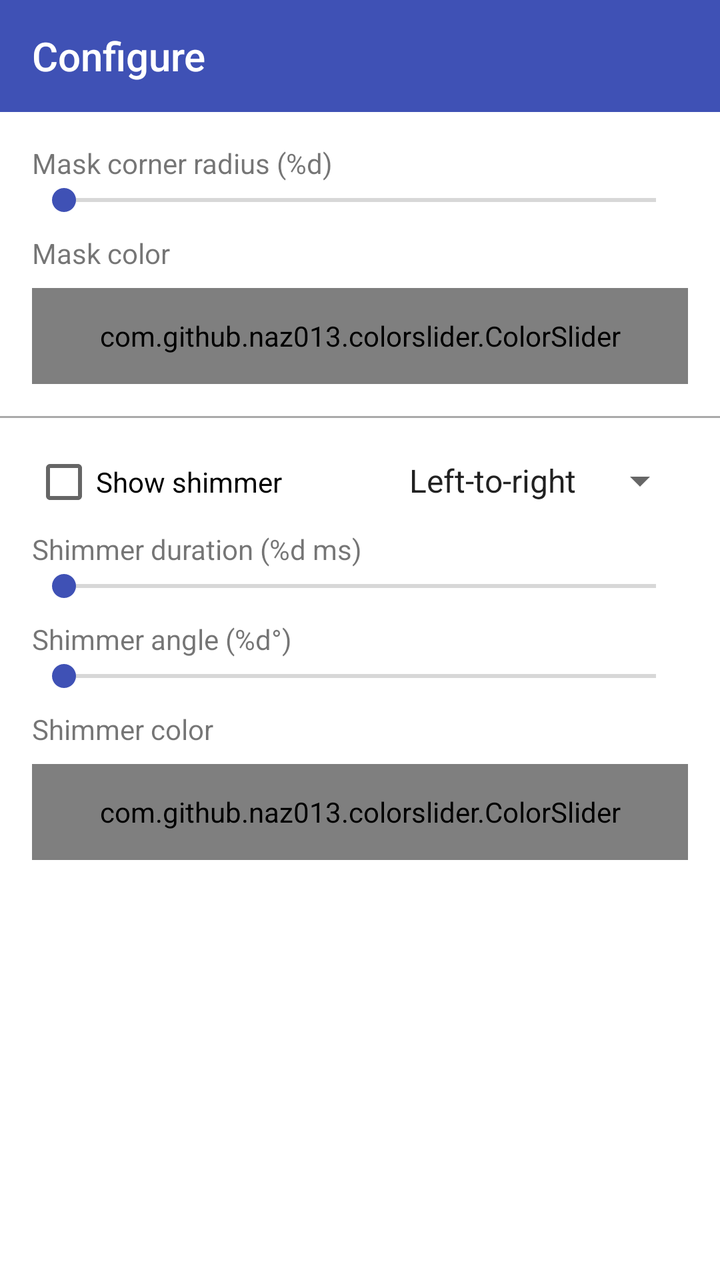
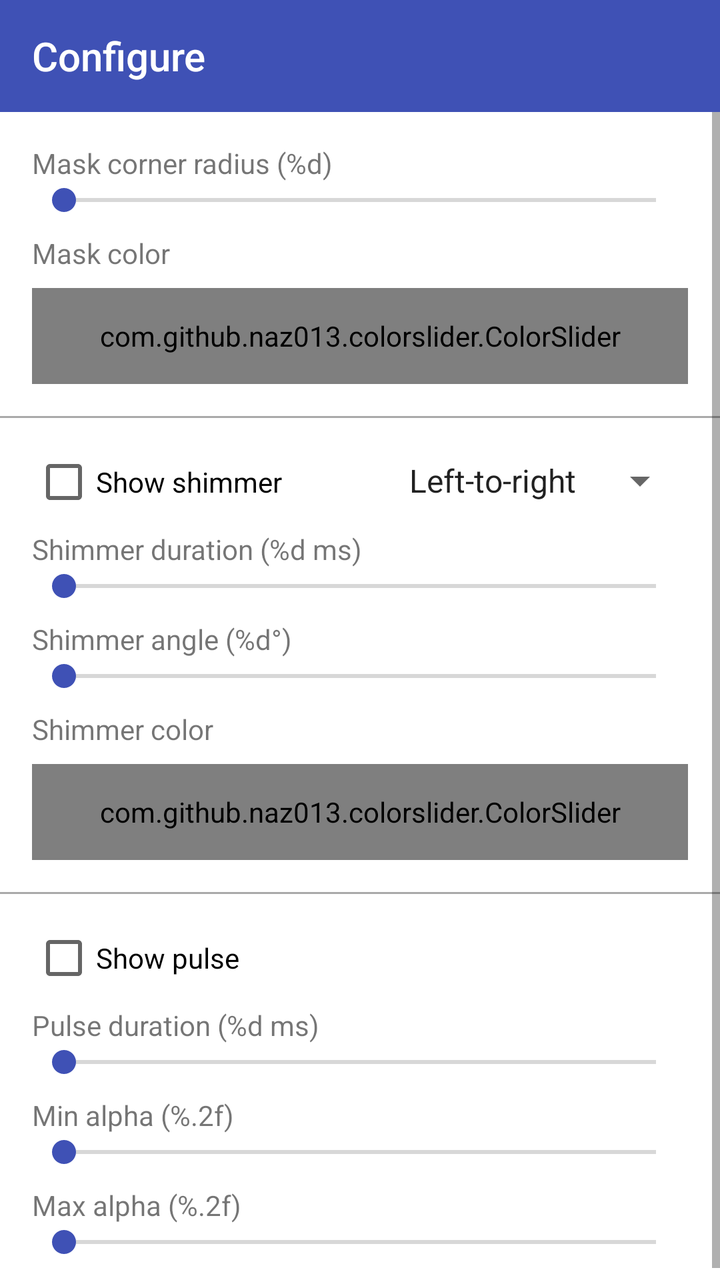

An Android layout rendered at two revisions. The XML below is the earlier revision; the diff shows what the commit changed to produce the second picture.
<!-- AndroidManifest.xml: application theme AppTheme -->
<!-- res/layout/fragment_configuration.xml -->
<?xml version="1.0" encoding="utf-8"?>
<LinearLayout
    xmlns:android="http://schemas.android.com/apk/res/android"
    xmlns:app="http://schemas.android.com/apk/res-auto"
    android:layout_width="match_parent"
    android:layout_height="match_parent"
    android:orientation="vertical">

    <androidx.appcompat.widget.Toolbar
        android:layout_width="match_parent"
        android:layout_height="wrap_content"
        android:background="@color/colorPrimary"
        app:title="@string/editor"
        app:titleTextColor="@android:color/white" />

    <LinearLayout
        android:layout_width="match_parent"
        android:layout_height="wrap_content"
        android:divider="@drawable/divider"
        android:orientation="vertical"
        android:padding="@dimen/padding_large"
        android:showDividers="middle">

        <LinearLayout
            android:layout_width="match_parent"
            android:layout_height="wrap_content"
            android:orientation="vertical">

            <TextView
                android:id="@+id/maskCornerRadiusLabel"
                android:layout_width="wrap_content"
                android:layout_height="wrap_content"
                android:text="@string/mask_corner_radius" />

            <androidx.appcompat.widget.AppCompatSeekBar
                android:id="@+id/maskCornerRadiusView"
                android:layout_width="match_parent"
                android:layout_height="wrap_content" />

        </LinearLayout>

        <LinearLayout
            android:layout_width="match_parent"
            android:layout_height="wrap_content"
            android:orientation="vertical">

            <TextView
                android:layout_width="wrap_content"
                android:layout_height="wrap_content"
                android:text="@string/mask_color" />

            <com.github.naz013.colorslider.ColorSlider
                android:id="@+id/maskColorView"
                android:layout_width="match_parent"
                android:layout_height="@dimen/element_height"
                android:layout_marginTop="@dimen/padding" />

        </LinearLayout>

    </LinearLayout>

    <View
        android:layout_width="match_parent"
        android:layout_height="1dp"
        android:background="@android:color/darker_gray" />

    <LinearLayout
        android:layout_width="match_parent"
        android:layout_height="wrap_content"
        android:divider="@drawable/divider"
        android:orientation="vertical"
        android:padding="@dimen/padding_large"
        android:showDividers="middle">

        <LinearLayout
            android:layout_width="match_parent"
            android:layout_height="wrap_content"
            android:orientation="horizontal">

            <CheckBox
                android:id="@+id/shimmerShowView"
                android:layout_width="0dp"
                android:layout_height="wrap_content"
                android:layout_weight="1"
                android:text="@string/shimmer_show" />

            <Spinner
                android:id="@+id/shimmerDirectionView"
                android:layout_width="wrap_content"
                android:layout_height="wrap_content"
                android:entries="@array/shimmer_directions" />

        </LinearLayout>

        <LinearLayout
            android:layout_width="match_parent"
            android:layout_height="wrap_content"
            android:orientation="vertical">

            <TextView
                android:id="@+id/shimmerDurationLabel"
                android:layout_width="wrap_content"
                android:layout_height="wrap_content"
                android:text="@string/shimmer_duration" />

            <androidx.appcompat.widget.AppCompatSeekBar
                android:id="@+id/shimmerDurationView"
                android:layout_width="match_parent"
                android:layout_height="wrap_content" />

        </LinearLayout>

        <LinearLayout
            android:layout_width="match_parent"
            android:layout_height="wrap_content"
            android:orientation="vertical">

            <TextView
                android:id="@+id/shimmerAngleLabel"
                android:layout_width="wrap_content"
                android:layout_height="wrap_content"
                android:text="@string/shimmer_angle" />

            <androidx.appcompat.widget.AppCompatSeekBar
                android:id="@+id/shimmerAngleView"
                android:layout_width="match_parent"
                android:layout_height="wrap_content" />

        </LinearLayout>

        <LinearLayout
            android:layout_width="match_parent"
            android:layout_height="wrap_content"
            android:orientation="vertical">

            <TextView
                android:layout_width="wrap_content"
                android:layout_height="wrap_content"
                android:text="@string/shimmer_color" />

            <com.github.naz013.colorslider.ColorSlider
                android:id="@+id/shimmerColorView"
                android:layout_width="match_parent"
                android:layout_height="@dimen/element_height"
                android:layout_marginTop="@dimen/padding" />

        </LinearLayout>

    </LinearLayout>

</LinearLayout>
<!-- resources referenced by this layout -->
<resources>
  <string-array name="shimmer_directions">
          <item>Left-to-right</item>
          <item>Right-to-left</item>
      </string-array>
  <color name="colorPrimary">#3F51B5</color>
  <dimen name="element_height">48dp</dimen>
  <dimen name="padding">8dp</dimen>
  <dimen name="padding_large">16dp</dimen>
  <!-- drawable divider (drawable) -->
  <?xml version="1.0" encoding="utf-8"?>
  <shape xmlns:android="http://schemas.android.com/apk/res/android">
  
      <size
          android:width="@dimen/padding"
          android:height="@dimen/padding"/>
  
  </shape>
  <string name="editor">Configure</string>
  <string name="mask_color">Mask color</string>
  <string name="mask_corner_radius">Mask corner radius (%d)</string>
  <string name="shimmer_angle">Shimmer angle (%d°)</string>
  <string name="shimmer_color">Shimmer color</string>
  <string name="shimmer_duration">Shimmer duration (%d ms)</string>
  <string name="shimmer_show">Show shimmer</string>
  <style name="AppTheme" parent="Theme.AppCompat.Light.NoActionBar">
          <item name="colorPrimary">@color/colorPrimary</item>
          <item name="colorPrimaryDark">@color/colorPrimaryDark</item>
          <item name="colorAccent">@color/colorPrimary</item>
          <item name="android:windowBackground">@android:color/white</item>
      </style>
  <color name="colorPrimaryDark">#303F9F</color>
</resources>

<!-- the commit's change to res/layout/fragment_configuration.xml (unified diff, before → after) -->
@@ -13,139 +13,234 @@
         app:title="@string/editor"
         app:titleTextColor="@android:color/white" />
 
-    <LinearLayout
+    <ScrollView
         android:layout_width="match_parent"
-        android:layout_height="wrap_content"
-        android:divider="@drawable/divider"
-        android:orientation="vertical"
-        android:padding="@dimen/padding_large"
-        android:showDividers="middle">
+        android:layout_height="match_parent">
 
         <LinearLayout
             android:layout_width="match_parent"
             android:layout_height="wrap_content"
             android:orientation="vertical">
 
-            <TextView
-                android:id="@+id/maskCornerRadiusLabel"
-                android:layout_width="wrap_content"
+            <LinearLayout
+                android:layout_width="match_parent"
                 android:layout_height="wrap_content"
-                android:text="@string/mask_corner_radius" />
-
-            <androidx.appcompat.widget.AppCompatSeekBar
-                android:id="@+id/maskCornerRadiusView"
-                android:layout_width="match_parent"
-                android:layout_height="wrap_content" />
+                android:divider="@drawable/divider"
+                android:orientation="vertical"
+                android:padding="@dimen/padding_large"
+                android:showDividers="middle">
+
+                <LinearLayout
+                    android:layout_width="match_parent"
+                    android:layout_height="wrap_content"
+                    android:orientation="vertical">
+
+                    <TextView
+                        android:id="@+id/maskCornerRadiusLabel"
+                        android:layout_width="wrap_content"
+                        android:layout_height="wrap_content"
+                        android:text="@string/mask_corner_radius" />
+
+                    <androidx.appcompat.widget.AppCompatSeekBar
+                        android:id="@+id/maskCornerRadiusView"
+                        android:layout_width="match_parent"
+                        android:layout_height="wrap_content" />
+
+                </LinearLayout>
+
+                <LinearLayout
+                    android:layout_width="match_parent"
+                    android:layout_height="wrap_content"
+                    android:orientation="vertical">
+
+                    <TextView
+                        android:layout_width="wrap_content"
+                        android:layout_height="wrap_content"
+                        android:text="@string/mask_color" />
+
+                    <com.github.naz013.colorslider.ColorSlider
+                        android:id="@+id/maskColorView"
+                        android:layout_width="match_parent"
+                        android:layout_height="@dimen/element_height"
+                        android:layout_marginTop="@dimen/padding" />
+
+                </LinearLayout>
+
+            </LinearLayout>
+
+            <View
+                android:layout_width="match_parent"
+                android:layout_height="1dp"
+                android:background="@android:color/darker_gray" />
+
+            <LinearLayout
+                android:layout_width="match_parent"
+                android:layout_height="wrap_content"
+                android:divider="@drawable/divider"
+                android:orientation="vertical"
+                android:padding="@dimen/padding_large"
+                android:showDividers="middle">
+
+                <LinearLayout
+                    android:layout_width="match_parent"
+                    android:layout_height="wrap_content"
+                    android:orientation="horizontal">
+
+                    <CheckBox
+                        android:id="@+id/shimmerShowView"
+                        android:layout_width="0dp"
+                        android:layout_height="wrap_content"
+                        android:layout_weight="1"
+                        android:text="@string/shimmer_show" />
+
+                    <Spinner
+                        android:id="@+id/shimmerDirectionView"
+                        android:layout_width="wrap_content"
+                        android:layout_height="wrap_content"
+                        android:entries="@array/shimmer_directions" />
+
+                </LinearLayout>
+
+                <LinearLayout
+                    android:layout_width="match_parent"
+                    android:layout_height="wrap_content"
+                    android:orientation="vertical">
+
+                    <TextView
+                        android:id="@+id/shimmerDurationLabel"
+                        android:layout_width="wrap_content"
+                        android:layout_height="wrap_content"
+                        android:text="@string/shimmer_duration" />
+
+                    <androidx.appcompat.widget.AppCompatSeekBar
+                        android:id="@+id/shimmerDurationView"
+                        android:layout_width="match_parent"
+                        android:layout_height="wrap_content" />
+
+                </LinearLayout>
+
+                <LinearLayout
+                    android:layout_width="match_parent"
+                    android:layout_height="wrap_content"
+                    android:orientation="vertical">
+
+                    <TextView
+                        android:id="@+id/shimmerAngleLabel"
+                        android:layout_width="wrap_content"
+                        android:layout_height="wrap_content"
+                        android:text="@string/shimmer_angle" />
+
+                    <androidx.appcompat.widget.AppCompatSeekBar
+                        android:id="@+id/shimmerAngleView"
+                        android:layout_width="match_parent"
+                        android:layout_height="wrap_content" />
+
+                </LinearLayout>
+
+                <LinearLayout
+                    android:layout_width="match_parent"
+                    android:layout_height="wrap_content"
+                    android:orientation="vertical">
+
+                    <TextView
+                        android:layout_width="wrap_content"
+                        android:layout_height="wrap_content"
+                        android:text="@string/shimmer_color" />
+
+                    <com.github.naz013.colorslider.ColorSlider
+                        android:id="@+id/shimmerColorView"
+                        android:layout_width="match_parent"
+                        android:layout_height="@dimen/element_height"
+                        android:layout_marginTop="@dimen/padding" />
+
+                </LinearLayout>
+
+            </LinearLayout>
+
+            <View
+                android:layout_width="match_parent"
+                android:layout_height="1dp"
+                android:background="@android:color/darker_gray" />
+
+            <LinearLayout
+                android:layout_width="match_parent"
+                android:layout_height="wrap_content"
+                android:divider="@drawable/divider"
+                android:orientation="vertical"
+                android:padding="@dimen/padding_large"
+                android:showDividers="middle">
+
+                <LinearLayout
+                    android:layout_width="match_parent"
+                    android:layout_height="wrap_content"
+                    android:orientation="horizontal">
+
+                    <CheckBox
+                        android:id="@+id/pulseShowView"
+                        android:layout_width="match_parent"
+                        android:layout_height="wrap_content"
+                        android:text="@string/pulse_show" />
+
+                </LinearLayout>
+
+                <LinearLayout
+                    android:layout_width="match_parent"
+                    android:layout_height="wrap_content"
+                    android:orientation="vertical">
+
+                    <TextView
+                        android:id="@+id/pulseDurationLabel"
+                        android:layout_width="wrap_content"
+                        android:layout_height="wrap_content"
+                        android:text="@string/pulse_duration" />
+
+                    <androidx.appcompat.widget.AppCompatSeekBar
+                        android:id="@+id/pulseDurationView"
+                        android:layout_width="match_parent"
+                        android:layout_height="wrap_content" />
+
+                </LinearLayout>
+
+                <LinearLayout
+                    android:layout_width="match_parent"
+                    android:layout_height="wrap_content"
+                    android:orientation="vertical">
+
+                    <TextView
+                        android:id="@+id/pulseMinAlphaLabel"
+                        android:layout_width="wrap_content"
+                        android:layout_height="wrap_content"
+                        android:text="@string/pulse_min_alpha" />
+
+                    <androidx.appcompat.widget.AppCompatSeekBar
+                        android:id="@+id/pulseMinAlphaView"
+                        android:layout_width="match_parent"
+                        android:layout_height="wrap_content" />
+
+                </LinearLayout>
+
+                <LinearLayout
+                    android:layout_width="match_parent"
+                    android:layout_height="wrap_content"
+                    android:orientation="vertical">
+
+                    <TextView
+                        android:id="@+id/pulseMaxAlphaLabel"
+                        android:layout_width="wrap_content"
+                        android:layout_height="wrap_content"
+                        android:text="@string/pulse_max_alpha" />
+
+                    <androidx.appcompat.widget.AppCompatSeekBar
+                        android:id="@+id/pulseMaxAlphaView"
+                        android:layout_width="match_parent"
+                        android:layout_height="wrap_content" />
+
+                </LinearLayout>
+
+            </LinearLayout>
 
         </LinearLayout>
 
-        <LinearLayout
-            android:layout_width="match_parent"
-            android:layout_height="wrap_content"
-            android:orientation="vertical">
-
-            <TextView
-                android:layout_width="wrap_content"
-                android:layout_height="wrap_content"
-                android:text="@string/mask_color" />
-
-            <com.github.naz013.colorslider.ColorSlider
-                android:id="@+id/maskColorView"
-                android:layout_width="match_parent"
-                android:layout_height="@dimen/element_height"
-                android:layout_marginTop="@dimen/padding" />
-
-        </LinearLayout>
-
-    </LinearLayout>
-
-    <View
-        android:layout_width="match_parent"
-        android:layout_height="1dp"
-        android:background="@android:color/darker_gray" />
-
-    <LinearLayout
-        android:layout_width="match_parent"
-        android:layout_height="wrap_content"
-        android:divider="@drawable/divider"
-        android:orientation="vertical"
-        android:padding="@dimen/padding_large"
-        android:showDividers="middle">
-
-        <LinearLayout
-            android:layout_width="match_parent"
-            android:layout_height="wrap_content"
-            android:orientation="horizontal">
-
-            <CheckBox
-                android:id="@+id/shimmerShowView"
-                android:layout_width="0dp"
-                android:layout_height="wrap_content"
-                android:layout_weight="1"
-                android:text="@string/shimmer_show" />
-
-            <Spinner
-                android:id="@+id/shimmerDirectionView"
-                android:layout_width="wrap_content"
-                android:layout_height="wrap_content"
-                android:entries="@array/shimmer_directions" />
-
-        </LinearLayout>
-
-        <LinearLayout
-            android:layout_width="match_parent"
-            android:layout_height="wrap_content"
-            android:orientation="vertical">
-
-            <TextView
-                android:id="@+id/shimmerDurationLabel"
-                android:layout_width="wrap_content"
-                android:layout_height="wrap_content"
-                android:text="@string/shimmer_duration" />
-
-            <androidx.appcompat.widget.AppCompatSeekBar
-                android:id="@+id/shimmerDurationView"
-                android:layout_width="match_parent"
-                android:layout_height="wrap_content" />
-
-        </LinearLayout>
-
-        <LinearLayout
-            android:layout_width="match_parent"
-            android:layout_height="wrap_content"
-            android:orientation="vertical">
-
-            <TextView
-                android:id="@+id/shimmerAngleLabel"
-                android:layout_width="wrap_content"
-                android:layout_height="wrap_content"
-                android:text="@string/shimmer_angle" />
-
-            <androidx.appcompat.widget.AppCompatSeekBar
-                android:id="@+id/shimmerAngleView"
-                android:layout_width="match_parent"
-                android:layout_height="wrap_content" />
-
-        </LinearLayout>
-
-        <LinearLayout
-            android:layout_width="match_parent"
-            android:layout_height="wrap_content"
-            android:orientation="vertical">
-
-            <TextView
-                android:layout_width="wrap_content"
-                android:layout_height="wrap_content"
-                android:text="@string/shimmer_color" />
-
-            <com.github.naz013.colorslider.ColorSlider
-                android:id="@+id/shimmerColorView"
-                android:layout_width="match_parent"
-                android:layout_height="@dimen/element_height"
-                android:layout_marginTop="@dimen/padding" />
-
-        </LinearLayout>
-
-    </LinearLayout>
+    </ScrollView>
 
 </LinearLayout>
<!-- resource entries referenced after the edit -->
@@ -20,6 +20,10 @@
   <string name="editor">Configure</string>
   <string name="mask_color">Mask color</string>
   <string name="mask_corner_radius">Mask corner radius (%d)</string>
+  <string name="pulse_duration">Pulse duration (%d ms)</string>
+  <string name="pulse_max_alpha">Max alpha (%.2f)</string>
+  <string name="pulse_min_alpha">Min alpha (%.2f)</string>
+  <string name="pulse_show">Show pulse</string>
   <string name="shimmer_angle">Shimmer angle (%d°)</string>
   <string name="shimmer_color">Shimmer color</string>
   <string name="shimmer_duration">Shimmer duration (%d ms)</string>
